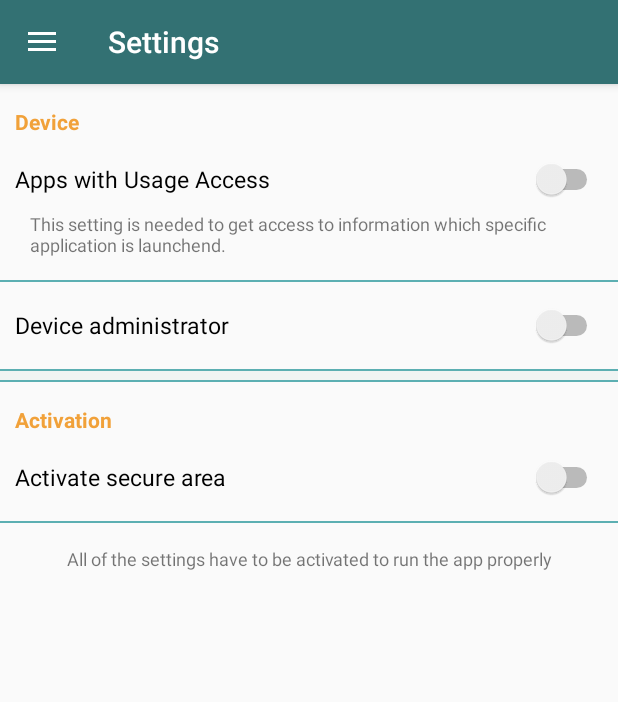
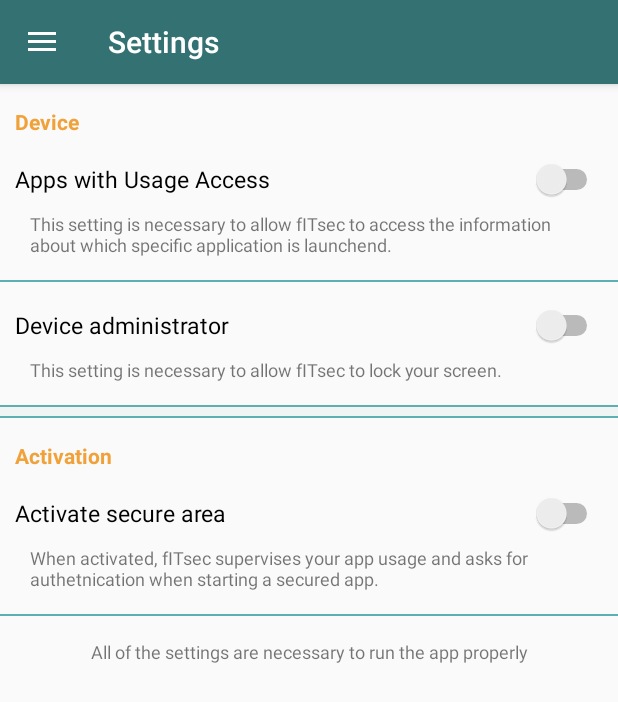
Before and after one commit to BraunreutherA/fitsec, an Android app: the screen it shows after launch (MainActivity), in the side drawer, after a tap on "Settings", on a phone screen of 412 x 824 dp. Shown: the top 702 px of the screen. Run offline under Robolectric (Android 15) with nearby library versions, the phone set to English and light mode, and no system bars; our stand-ins replace ButterKnife, Timber; libraries missing offline, so code that uses them is left out: com.facebook.stetho, com.parse, com.uphyca.stetho_realm, io.realm, rx.android.schedulers and 1 more; 14 statements that could not run were skipped.

Commit message:
some more fixes

```diff
--- a/app/src/main/java/secureapps/com/fitsec/HomeFragment.java
+++ b/app/src/main/java/secureapps/com/fitsec/HomeFragment.java
@@ -2,7 +2,9 @@ package secureapps.com.fitsec;
 
 import android.os.Bundle;
 import android.support.annotation.Nullable;
+import android.util.Log;
 import android.view.View;
+import android.widget.SeekBar;
 
 import secureapps.com.fitsec.base.BaseFragment;
 
@@ -10,12 +12,42 @@ import secureapps.com.fitsec.base.BaseFragment;
  * Created by Sarah on 02.07.2016.
  */
 public class HomeFragment extends BaseFragment {
+    private SeekBar tresholdSlider;
+    private int currentProgress;
+
+    private AppService appService;
 
     @Override
     public void onViewCreated(View view, @Nullable Bundle savedInstanceState) {
         super.onViewCreated(view, savedInstanceState);
 
         getActionBar().setTitle(getString(R.string.action_home));
+
+        appService = new AppService();
+
+        tresholdSlider = (SeekBar)view.findViewById(R.id.treshold_slider);
+        tresholdSlider.setOnSeekBarChangeListener(new SeekBar.OnSeekBarChangeListener() {
+            @Override
+            public void onProgressChanged(SeekBar seekBar, int progress, boolean fromUser) {
+                Log.e("Slider", "Slider progress " + progress);
+                currentProgress = progress;
+            }
+
+            @Override
+            public void onStartTrackingTouch(SeekBar seekBar) {
+
+            }
+
+            @Override
+            public void onStopTrackingTouch(SeekBar seekBar) {
+                //save to secure apps by treshold
+                Log.e("Slider", "Stopped tracking, current progress " + currentProgress);
+                appService.setAppSecured(currentProgress);
+
+                //TODO maybe update view
+
+            }
+        });
 
     }
 
--- a/app/src/main/java/secureapps/com/fitsec/MainActivity.java
+++ b/app/src/main/java/secureapps/com/fitsec/MainActivity.java
@@ -26,6 +26,8 @@ public class MainActivity extends AppCompatActivity
     private Timer timer;
     private TimerTask timerTask;
 
+    private boolean timerRunning;
+
     @Override
     protected void onCreate(Bundle savedInstanceState) {
         super.onCreate(savedInstanceState);
@@ -46,6 +48,8 @@ public class MainActivity extends AppCompatActivity
 
         settingsFragment = new SettingsFragment();
         timer = new Timer();
+        timerRunning = false;
+
         timerTask = new TimerTask() {
             public void run() {
                 settingsFragment.monitorAppUsage();
@@ -56,7 +60,10 @@ public class MainActivity extends AppCompatActivity
             @Override
             public void startAppTimer(boolean start) {
                 if (start) {
-                    timer.scheduleAtFixedRate(timerTask, 100,100);
+                    if (!timerRunning) {
+                        timer.scheduleAtFixedRate(timerTask, 1000,1000);
+                        timerRunning = true;
+                    }
                 } else {
                     //stopp Timer!
                     timer.cancel();
--- a/app/src/main/res/layout/settings_fragment.xml
+++ b/app/src/main/res/layout/settings_fragment.xml
@@ -43,7 +43,7 @@
         android:paddingRight="40dp"
         android:paddingBottom="15dp"
         android:textSize="12dp"
-        android:text="This setting is needed to get access to information which specific application is launchend."/>
+        android:text="This setting is necessary to allow fITsec to access the information about which specific application is launchend."/>
 
     <View
         android:layout_width="match_parent"
@@ -55,8 +55,7 @@
         android:layout_height="wrap_content"
         android:paddingTop="15dp"
         android:paddingLeft="10dp"
-        android:paddingRight="10dp"
-        android:paddingBottom="15dp">
+        android:paddingRight="10dp">
 
         <Switch
             android:layout_width="match_parent"
@@ -67,6 +66,16 @@
             android:layout_alignParentTop="true"
             android:layout_centerHorizontal="true" />
     </LinearLayout>
+
+    <TextView
+        android:layout_width="wrap_content"
+        android:layout_height="wrap_content"
+        android:paddingTop="7dp"
+        android:paddingLeft="20dp"
+        android:paddingRight="40dp"
+        android:paddingBottom="15dp"
+        android:textSize="12dp"
+        android:text="This setting is necessary to allow fITsec to lock your screen."/>
 
     <View
         android:layout_width="match_parent"
@@ -101,8 +110,7 @@
             android:orientation="horizontal"
             android:paddingTop="15dp"
             android:paddingLeft="10dp"
-            android:paddingRight="10dp"
-            android:paddingBottom="15dp">
+            android:paddingRight="10dp">
 
         <Switch
             android:layout_width="match_parent"
@@ -113,7 +121,17 @@
             android:layout_alignParentTop="true"
             android:layout_centerHorizontal="true" />
 
-        </LinearLayout>
+    </LinearLayout>
+
+    <TextView
+        android:layout_width="wrap_content"
+        android:layout_height="wrap_content"
+        android:paddingTop="7dp"
+        android:paddingLeft="20dp"
+        android:paddingRight="40dp"
+        android:paddingBottom="15dp"
+        android:textSize="12dp"
+        android:text="When activated, fITsec supervises your app usage and asks for authetnication when starting a secured app."/>
 
     <View
         android:layout_width="match_parent"
@@ -126,6 +144,6 @@
         android:paddingTop="15dp"
         android:gravity="center_horizontal"
         android:textSize="12dp"
-        android:text="All of the settings have to be activated to run the app properly"/>
+        android:text="All of the settings are necessary to run the app properly"/>
 
 </LinearLayout>
```
Also changed, not shown: app/src/main/res/layout/home_fragment.xml (+4 -3 lines).
